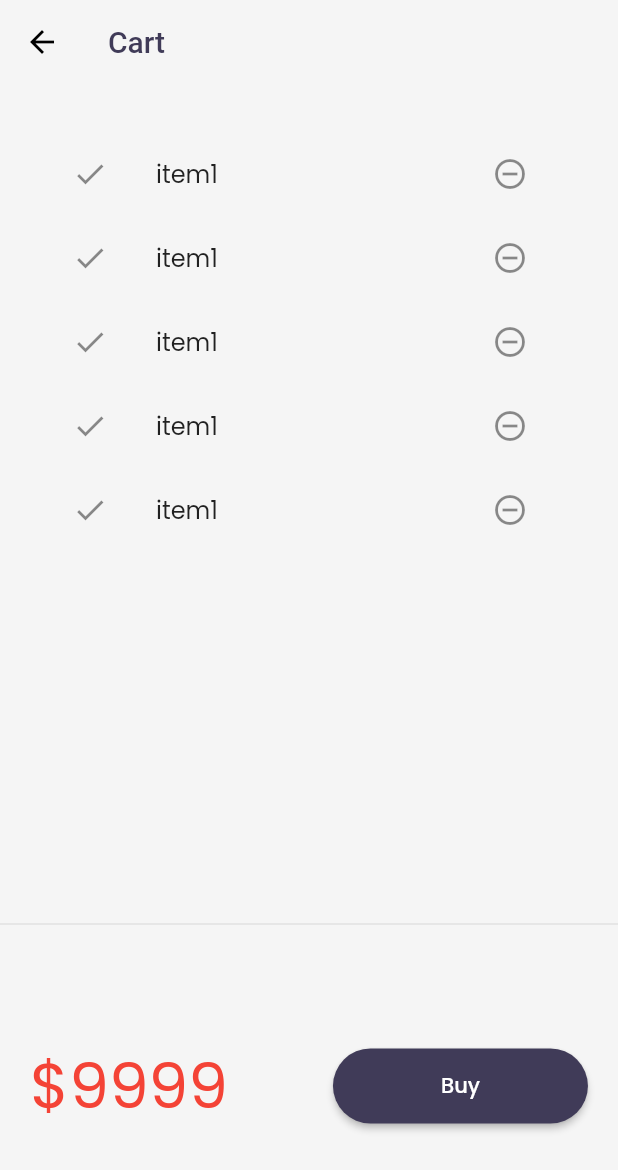
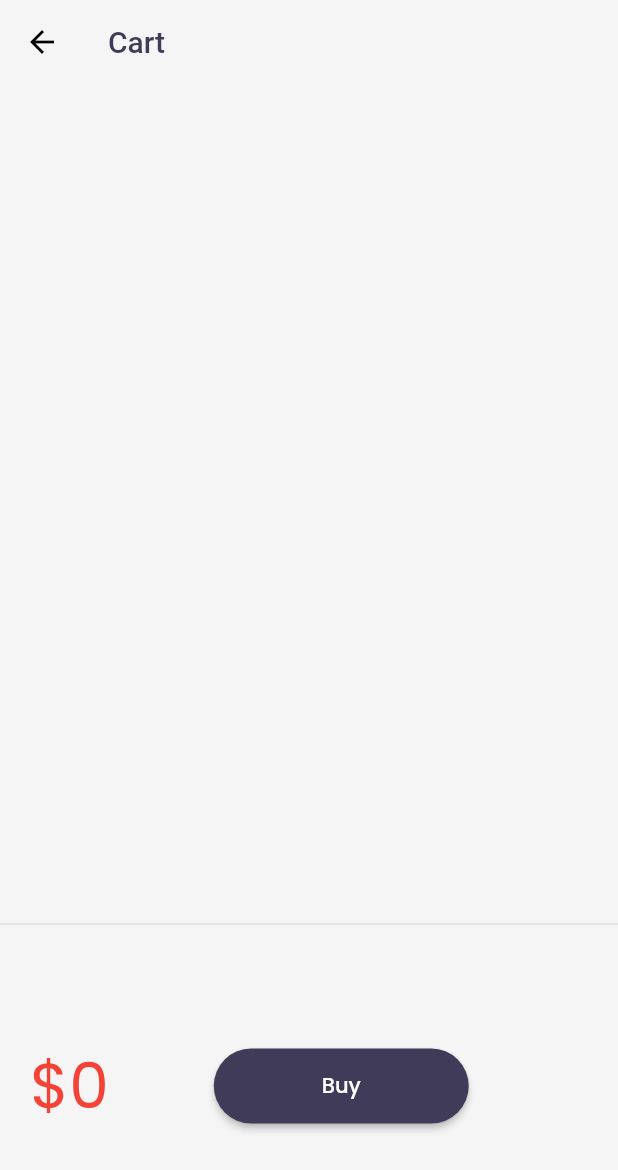
Before and after one commit to vishalkadiya/Flutter-project, a Flutter app: the HomePage screen opened by its route, after a tap on an icon or button, on a phone screen of 412 x 824 dp. Shown: the top 1170 px of the screen. Run offline on Flutter 3.47's test engine with Material 2 defaults, Android fonts, the phone set to English and light mode, and no system bars; our stand-ins replace google_fonts, velocity_x; network calls fail.

Commit message:
cart page is in progress

```diff
--- /dev/null
+++ b/lib/models/cart.dart
@@ -0,0 +1,40 @@
+import 'package:flutter_first_project/models/catalog.dart';
+
+class CartModel {
+  static final cartModel = CartModel._internal();
+
+  CartModel._internal();
+
+  factory CartModel() => cartModel;
+
+  late CatalogModel _catalog;
+
+  // Collection of Ids - Store id of each item
+  final List<int> _itemIds = [];
+
+  //get catalog
+  CatalogModel get catalog => _catalog;
+
+  set catalog(CatalogModel newCatalog) {
+    assert(newCatalog != null);
+    _catalog = newCatalog;
+  }
+
+  // Get items in the cart
+  List<Item> get items => _itemIds.map((id) => _catalog.getById(id)).toList();
+
+  //get total price
+  num get totalPrice =>
+      items.fold(0, (total, current) => total + current.price);
+
+  //add item
+
+  void add(Item item) {
+    _itemIds.add(item.id);
+  }
+
+  // remove item
+  void remove(Item item) {
+    _itemIds.remove(item.id);
+  }
+}
--- a/lib/models/catalog.dart
+++ b/lib/models/catalog.dart
@@ -1,19 +1,25 @@
 class CatalogModel {
+  static final catModel = CatalogModel._internal();
+
+  CatalogModel._internal();
+
+  factory CatalogModel() => catModel;
+
   static List<Item> items = [];
 
   // Get Item by ID
-  static Item getById(int id) =>
+  Item getById(int id) =>
       items.firstWhere((element) => element.id == id, orElse: null);
 
   // Get Item by position
-  static Item getByPosition(int pos) => items[pos];
+  Item getByPosition(int pos) => items[pos];
 }
 
 class Item {
-  final num id;
+  final int id;
   final String name;
   final String desc;
-  final num price;
+  final int price;
   final String color;
   final String image;
 
--- a/lib/pages/cart_page.dart
+++ b/lib/pages/cart_page.dart
@@ -1,4 +1,5 @@
 import 'package:flutter/material.dart';
+import 'package:flutter_first_project/models/cart.dart';
 import 'package:flutter_first_project/widgets/themes.dart';
 import 'package:velocity_x/velocity_x.dart';
 
@@ -29,14 +30,25 @@ class _CartTotal extends StatelessWidget {
 
   @override
   Widget build(BuildContext context) {
+    final _cart = CartModel();
+
     return SizedBox(
       height: 200,
       child: Row(
         children: [
-          "\$9999".text.xl5.color(context.theme.accentColor).make().p(20),
+          "\$${_cart.totalPrice}"
+              .text
+              .xl5
+              .color(context.theme.accentColor)
+              .make()
+              .p(20),
           50.widthBox,
           ElevatedButton(
-            onPressed: () {},
+            onPressed: () {
+              ScaffoldMessenger.of(context).showSnackBar(SnackBar(
+                content: "Buing not supproted yet".text.make(),
+              ));
+            },
             style: ButtonStyle(
               backgroundColor: MaterialStateProperty.all(
                 MyTheme.blueColor,
@@ -59,17 +71,18 @@ class _CartList extends StatefulWidget {
 }
 
 class __CartListState extends State<_CartList> {
+  final _cart = CartModel();
   @override
   Widget build(BuildContext context) {
     return ListView.builder(
-      itemCount: 5,
+      itemCount: _cart.items.length,
       itemBuilder: (context, index) => ListTile(
         leading: const Icon(Icons.done),
         trailing: IconButton(
           icon: const Icon(Icons.remove_circle_outline),
           onPressed: () {},
         ),
-        title: "item1".text.make(),
+        title: _cart.items[index].name.text.make(),
       ),
     );
   }
--- a/lib/widgets/home_widgets/catalog_list.dart
+++ b/lib/widgets/home_widgets/catalog_list.dart
@@ -1,8 +1,12 @@
+// ignore_for_file: public_member_api_docs, sort_constructors_first
 import 'package:flutter/material.dart';
+import 'package:flutter_first_project/models/cart.dart';
+import 'package:velocity_x/velocity_x.dart';
+
+import 'package:flutter_first_project/models/catalog.dart';
 import 'package:flutter_first_project/pages/home_detail.dart';
-import 'package:velocity_x/velocity_x.dart';
-import 'package:flutter_first_project/models/catalog.dart';
 import 'package:flutter_first_project/widgets/themes.dart';
+
 import 'catalog_image.dart';
 
 class CatalogList extends StatelessWidget {
@@ -14,8 +18,8 @@ class CatalogList extends StatelessWidget {
         shrinkWrap: true,
         itemCount: CatalogModel.items.length,
         itemBuilder: (context, index) {
-          // final catalog = CatalogModel.items[index];
-          final catalog = CatalogModel.getByPosition(index);
+          final catalog = CatalogModel.items[index];
+          // final catalog = CatalogModel.getByPosition(index);
           return InkWell(
             onTap: () => Navigator.push(
                 context,
@@ -62,18 +66,7 @@ class CatalogItem extends StatelessWidget {
               // buttonPadding: Vx.mH16,
               children: [
                 "\$${catalog.price}".text.bold.xl.make(),
-                ElevatedButton(
-                  onPressed: () {
-                    print("${catalog.name}");
-                  },
-                  style: ButtonStyle(
-                    backgroundColor: MaterialStateProperty.all(
-                      MyTheme.blueColor,
-                    ),
-                    shape: MaterialStateProperty.all(StadiumBorder()),
-                  ),
-                  child: "Add to cart".text.make(),
-                )
+                _AddToCart(catalog: catalog)
               ],
             ).pOnly(right: 8)
           ],
@@ -82,3 +75,39 @@ class CatalogItem extends StatelessWidget {
     )).white.roundedLg.square(160).make().py8();
   }
 }
+
+class _AddToCart extends StatefulWidget {
+  const _AddToCart({
+    Key? key,
+    required this.catalog,
+  }) : super(key: key);
+
+  final Item catalog;
+
+  @override
+  State<_AddToCart> createState() => _AddToCartState();
+}
+
+class _AddToCartState extends State<_AddToCart> {
+  bool isAdded = false;
+  @override
+  Widget build(BuildContext context) {
+    return ElevatedButton(
+      onPressed: () {
+        isAdded = isAdded.toggle();
+        final _catalog = CatalogModel();
+        final _cart = CartModel();
+        _cart.catalog = _catalog;
+        _cart.add(widget.catalog);
+        setState(() {});
+      },
+      style: ButtonStyle(
+        backgroundColor: MaterialStateProperty.all(
+          MyTheme.blueColor,
+        ),
+        shape: MaterialStateProperty.all(StadiumBorder()),
+      ),
+      child: isAdded ? const Icon(Icons.done) : "Add to cart".text.make(),
+    );
+  }
+}
```
